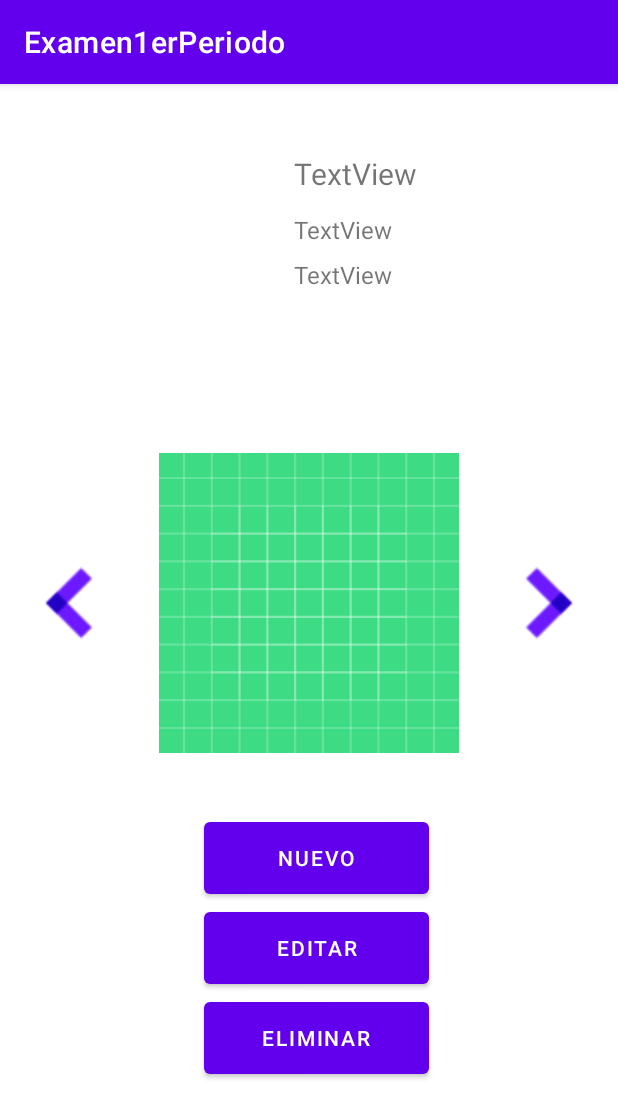
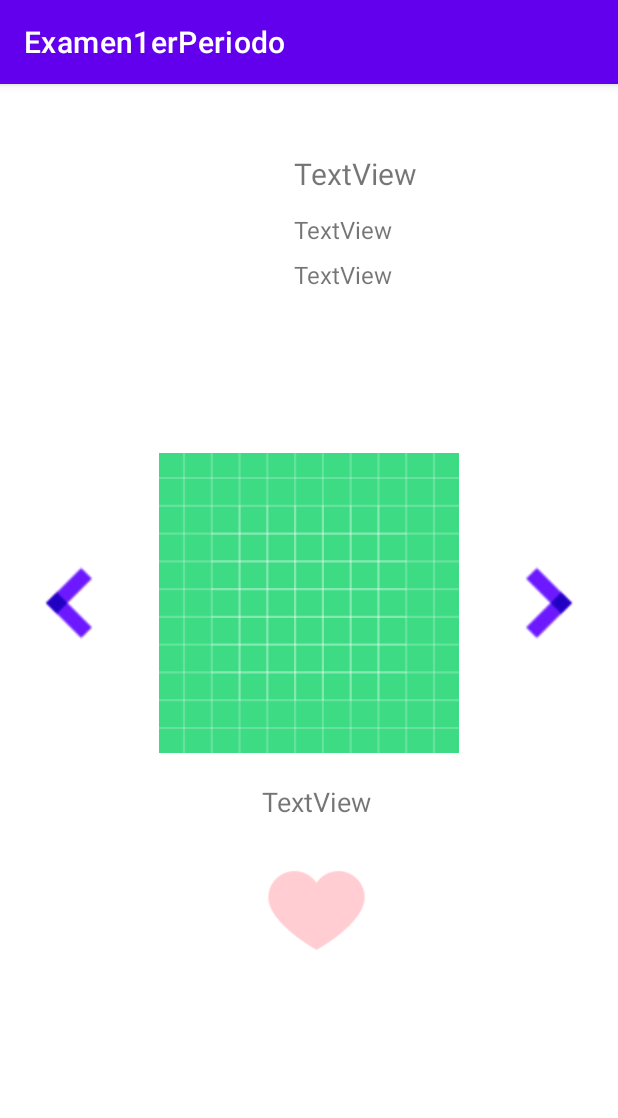
Before and after one commit to victormnevarezh/KotlinProjects, an Android app: the fragment ReaderFragment shown on its own in the app's theme, on a phone screen of 412 x 824 dp. Shown: the top 1118 px of the screen. Run offline under Robolectric (Android 15) with nearby library versions, the phone set to English and light mode, and no system bars.

Commit message:
Vista fragment reader

```diff
--- a/Examen1erPeriodo/app/src/main/res/layout/fragment_reader.xml
+++ b/Examen1erPeriodo/app/src/main/res/layout/fragment_reader.xml
@@ -10,7 +10,25 @@
     tools:context=".ReaderFragment">
 
     <ImageView
-        android:id="@+id/imgUserWriter"
+        android:id="@+id/imgHeartReader"
+        android:layout_width="70dp"
+        android:layout_height="70dp"
+        android:src="@drawable/heartoff"
+        android:translationX="160dp"
+        android:translationY="500dp" />
+
+    <TextView
+        android:id="@+id/txtArticleNameReader"
+        android:layout_width="250dp"
+        android:layout_height="wrap_content"
+        android:text="TextView"
+        android:textAlignment="center"
+        android:textSize="18sp"
+        android:translationX="70dp"
+        android:translationY="450dp" />
+
+    <ImageView
+        android:id="@+id/imgUserReader"
         android:layout_width="wrap_content"
         android:layout_height="wrap_content"
         android:translationX="30dp"
@@ -18,7 +36,7 @@
         tools:src="@tools:sample/avatars" />
 
     <TextView
-        android:id="@+id/txtNicknameWriter"
+        android:id="@+id/txtNicknameReader"
         android:layout_width="160dp"
         android:layout_height="wrap_content"
         android:text="TextView"
@@ -27,7 +45,7 @@
         android:translationY="30dp" />
 
     <TextView
-        android:id="@+id/txtUserTypeWriter"
+        android:id="@+id/txtUserTypeReader"
         android:layout_width="160dp"
         android:layout_height="wrap_content"
         android:text="TextView"
@@ -36,7 +54,7 @@
         android:translationY="70dp" />
 
     <TextView
-        android:id="@+id/txtNoArticles"
+        android:id="@+id/txtNoArticlesReader"
         android:layout_width="160dp"
         android:layout_height="wrap_content"
         android:text="TextView"
@@ -45,15 +63,14 @@
         android:translationY="100dp" />
 
     <ImageView
-        android:id="@+id/imgArrowLeftWriter"
+        android:id="@+id/imgArrowLeftReader"
         android:layout_width="60dp"
         android:layout_height="60dp"
         android:src="@drawable/arrowleft"
-        android:translationX="0dp"
         android:translationY="300dp" />
 
     <ImageView
-        android:id="@+id/imgArrowRightWriter"
+        android:id="@+id/imgArrowRightReader"
         android:layout_width="60dp"
         android:layout_height="60dp"
         android:src="@drawable/arrowright"
@@ -61,34 +78,11 @@
         android:translationY="300dp" />
 
     <ImageView
-        android:id="@+id/imgArticleWriter"
+        android:id="@+id/imgArticleReader"
         android:layout_width="200dp"
         android:layout_height="200dp"
         android:src="@drawable/ic_launcher_background"
         android:translationX="90dp"
         android:translationY="230dp" />
 
-    <Button
-        android:id="@+id/btnArticleNew"
-        android:layout_width="150dp"
-        android:layout_height="60dp"
-        android:text="Nuevo"
-        android:translationX="120dp"
-        android:translationY="470dp" />
-
-    <Button
-        android:id="@+id/btnArticleEdit"
-        android:layout_width="150dp"
-        android:layout_height="60dp"
-        android:text="Editar"
-        android:translationX="120dp"
-        android:translationY="530dp" />
-
-    <Button
-        android:id="@+id/btnArticleDelete"
-        android:layout_width="150dp"
-        android:layout_height="60dp"
-        android:text="Eliminar"
-        android:translationX="120dp"
-        android:translationY="590dp" />
 </FrameLayout>
```
